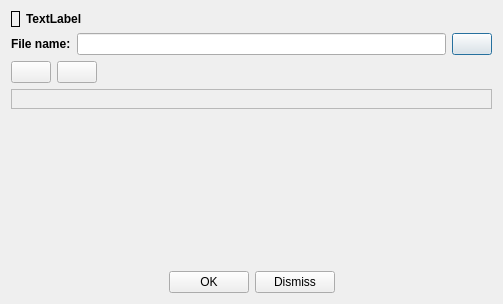
The window that dialogs/triadseditordialog.ui (PauloCarvalhoRJ/gammaray) describes before a commit, drawn with Qt 5.
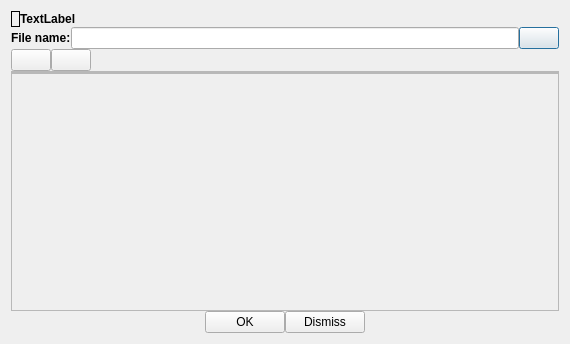
The same window after the commit. Icons and pictures are not drawn.

Commit message: CategoryDefinition: now the editor dialog (TriadsEditorDialog) can work with tens of entries.  Bug Fixes.

```diff
--- a/dialogs/triadseditordialog.ui
+++ b/dialogs/triadseditordialog.ui
@@ -6,14 +6,17 @@
    <rect>
     <x>0</x>
     <y>0</y>
-    <width>503</width>
-    <height>304</height>
+    <width>570</width>
+    <height>344</height>
    </rect>
   </property>
   <property name="windowTitle">
    <string>Dialog</string>
   </property>
   <layout class="QVBoxLayout" name="verticalLayout">
+   <property name="spacing">
+    <number>0</number>
+   </property>
    <item>
     <layout class="QHBoxLayout" name="horizontalLayout_3">
      <item>
@@ -115,6 +118,36 @@
     </layout>
    </item>
    <item>
+    <widget class="QScrollArea" name="scrollArea">
+     <property name="widgetResizable">
+      <bool>true</bool>
+     </property>
+     <widget class="QWidget" name="scrollAreaWidgetContents">
+      <property name="geometry">
+       <rect>
+        <x>0</x>
+        <y>0</y>
+        <width>550</width>
+        <height>230</height>
+       </rect>
+      </property>
+      <layout class="QVBoxLayout" name="verticalLayout_2">
+       <property name="spacing">
+        <number>0</number>
+       </property>
+       <property name="leftMargin">
+        <number>0</number>
+       </property>
+       <property name="topMargin">
+        <number>0</number>
+       </property>
+       <property name="rightMargin">
+        <number>0</number>
+       </property>
+       <property name="bottomMargin">
+        <number>0</number>
+       </property>
+       <item>
     <widget class="QFrame" name="frmTriplets">
      <property name="sizePolicy">
       <sizepolicy hsizetype="Preferred" vsizetype="Preferred">
@@ -128,7 +161,23 @@
      <property name="frameShadow">
       <enum>QFrame::Raised</enum>
      </property>
-     <layout class="QGridLayout" name="gridLayout"/>
+         <layout class="QGridLayout" name="gridLayout">
+          <property name="leftMargin">
+           <number>0</number>
+          </property>
+          <property name="topMargin">
+           <number>0</number>
+          </property>
+          <property name="rightMargin">
+           <number>0</number>
+          </property>
+          <property name="bottomMargin">
+           <number>0</number>
+          </property>
+          <property name="spacing">
+           <number>0</number>
+          </property>
+         </layout>
     </widget>
    </item>
    <item>
@@ -143,6 +192,10 @@
       </size>
      </property>
     </spacer>
+       </item>
+      </layout>
+     </widget>
+    </widget>
    </item>
    <item>
     <layout class="QHBoxLayout" name="horizontalLayout_4">
```
Lines whose indentation alone changed are shown as unchanged. The commit also changes 4 other files.
